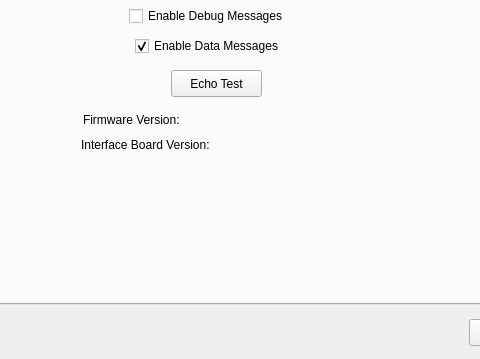
Before: the Qt Designer form gui/power-management-configure.ui in AM-OpenSource/Battery-Management-System, drawn with Qt 5; both pictures show x 91 to 571 and y 246 to 605 of the 682 by 605 pixel window.
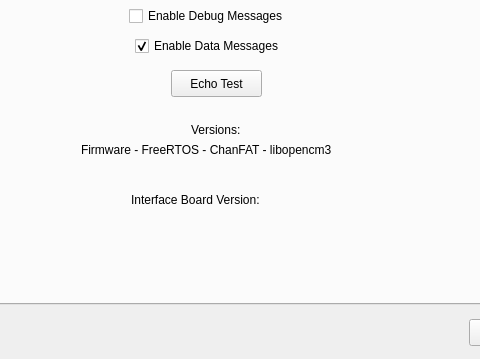
After: the same form once the commit is applied.

Commit message: Firmware change to ChanFAT 0.13c Update documentation Add extra version information for library support (firmware and GUI) Add some notes in changed files.

Diff of the .ui file:
```diff
--- a/gui/power-management-configure.ui
+++ b/gui/power-management-configure.ui
@@ -216,25 +216,25 @@
       <string>Echo Test</string>
      </property>
     </widget>
-    <widget class="QLabel" name="firmwareVersion">
-     <property name="geometry">
-      <rect>
-       <x>162</x>
-       <y>280</y>
-       <width>316</width>
-       <height>20</height>
-      </rect>
-     </property>
-     <property name="text">
-      <string>Firmware Version:</string>
-     </property>
-    </widget>
-    <widget class="QLabel" name="boardVersion">
+    <widget class="QLabel" name="firmwareVersionText">
      <property name="geometry">
       <rect>
        <x>160</x>
-       <y>305</y>
-       <width>316</width>
+       <y>310</y>
+       <width>301</width>
+       <height>20</height>
+      </rect>
+     </property>
+     <property name="text">
+      <string>Firmware - FreeRTOS - ChanFAT - libopencm3</string>
+     </property>
+    </widget>
+    <widget class="QLabel" name="boardVersion">
+     <property name="geometry">
+      <rect>
+       <x>210</x>
+       <y>360</y>
+       <width>211</width>
        <height>20</height>
       </rect>
      </property>
@@ -242,6 +242,32 @@
       <string>Interface Board Version: </string>
      </property>
     </widget>
+    <widget class="QLabel" name="firmwareVersion">
+     <property name="geometry">
+      <rect>
+       <x>180</x>
+       <y>330</y>
+       <width>261</width>
+       <height>20</height>
+      </rect>
+     </property>
+     <property name="text">
+      <string/>
+     </property>
+    </widget>
+    <widget class="QLabel" name="firmwareVersionText_2">
+     <property name="geometry">
+      <rect>
+       <x>270</x>
+       <y>290</y>
+       <width>61</width>
+       <height>20</height>
+      </rect>
+     </property>
+     <property name="text">
+      <string>Versions:</string>
+     </property>
+    </widget>
    </widget>
    <widget class="QWidget" name="batteriesTab">
     <property name="toolTip">
```
The commit also changes 65 other files.
